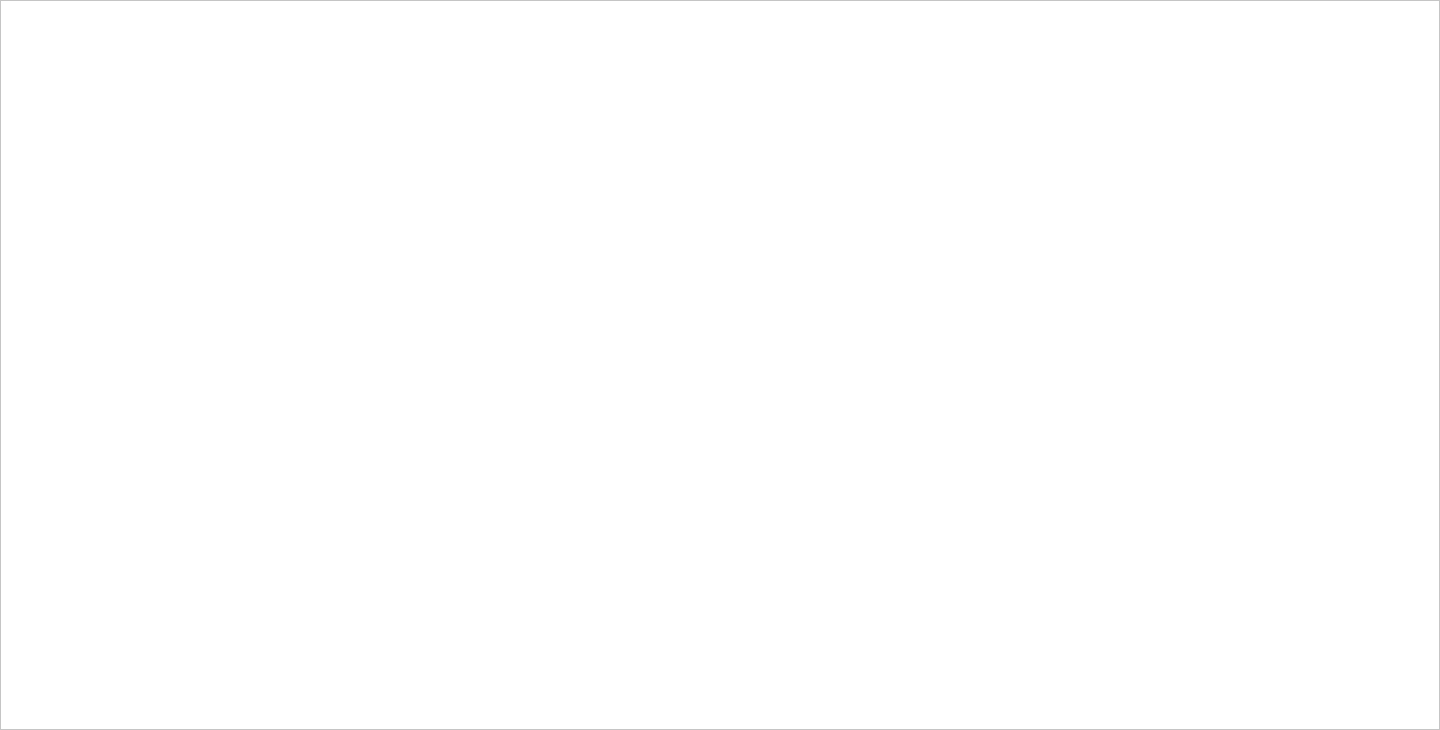
This is Source/WorkSurfaceWidget.ui in Denys-Odnoroh/My_Paint as Qt 5 draws it before an edit. The edited form follows.
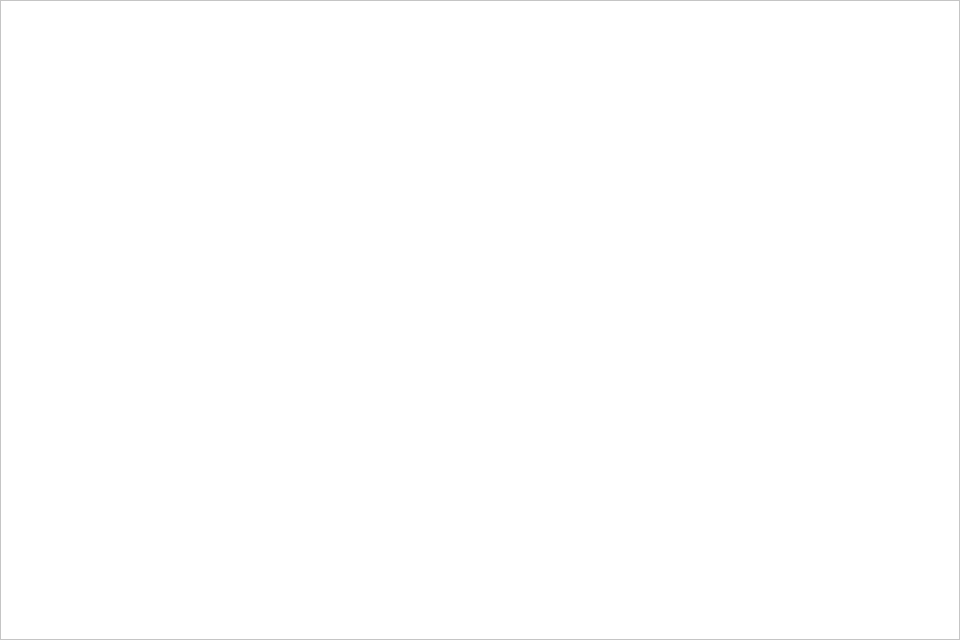
This is the edited form.

```diff
--- a/Source/WorkSurfaceWidget.ui
+++ b/Source/WorkSurfaceWidget.ui
@@ -6,16 +6,10 @@
    <rect>
     <x>0</x>
     <y>0</y>
-    <width>1440</width>
-    <height>730</height>
+    <width>960</width>
+    <height>640</height>
    </rect>
   </property>
-  <property name="sizePolicy">
-   <sizepolicy hsizetype="Maximum" vsizetype="Maximum">
-    <horstretch>0</horstretch>
-    <verstretch>0</verstretch>
-   </sizepolicy>
-  </property>
   <property name="windowTitle">
    <string>Form</string>
   </property>
@@ -27,24 +21,18 @@
     <rect>
      <x>0</x>
      <y>0</y>
-     <width>1440</width>
-     <height>730</height>
+     <width>960</width>
+     <height>640</height>
     </rect>
    </property>
-   <property name="sizePolicy">
-    <sizepolicy hsizetype="Maximum" vsizetype="Maximum">
-     <horstretch>0</horstretch>
-     <verstretch>0</verstretch>
-    </sizepolicy>
-   </property>
    <property name="styleSheet">
     <string notr="true">background-color: rgb(255, 255, 255);</string>
    </property>
    <property name="verticalScrollBarPolicy">
-    <enum>Qt::ScrollBarAlwaysOff</enum>
+    <enum>Qt::ScrollBarAsNeeded</enum>
    </property>
    <property name="horizontalScrollBarPolicy">
-    <enum>Qt::ScrollBarAlwaysOff</enum>
+    <enum>Qt::ScrollBarAsNeeded</enum>
    </property>
    <property name="backgroundBrush">
     <brush brushstyle="NoBrush">
```
